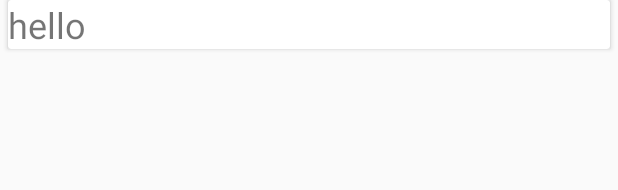
After one commit to dmepty/ChatAndroid, an Android app: the layout item_message.xml on its own in the app's theme, with its tools: preview values and no code run, on a phone screen of 412 x 824 dp. The commit adds this screen. Shown: the top 190 px of the screen. Run offline under Robolectric (Android 15) with nearby library versions, the phone set to English and light mode, and no system bars.

Commit message:
change interface

```diff
--- a/app/build.gradle
+++ b/app/build.gradle
@@ -19,13 +19,15 @@ android {
 }
 
 dependencies {
-    implementation fileTree(dir: 'libs', include: ['*.jar'])
+    implementation fileTree(include: ['*.jar'], dir: 'libs')
     implementation 'com.android.support:appcompat-v7:27.1.1'
     implementation 'com.android.support.constraint:constraint-layout:1.1.0'
     implementation 'com.google.firebase:firebase-database:11.8.0'
     testImplementation 'junit:junit:4.12'
     androidTestImplementation 'com.android.support.test:runner:1.0.2'
     androidTestImplementation 'com.android.support.test.espresso:espresso-core:3.0.2'
+    implementation 'com.android.support:recyclerview-v7:27.1.1'
+    implementation 'com.android.support:cardview-v7:27.1.1'
 }
 
 apply plugin: 'com.google.gms.google-services'
--- /dev/null
+++ b/app/src/main/res/layout/item_message.xml
@@ -0,0 +1,21 @@
+<?xml version="1.0" encoding="utf-8"?>
+<android.support.constraint.ConstraintLayout xmlns:android="http://schemas.android.com/apk/res/android"
+    android:layout_width="match_parent"
+    android:layout_height="match_parent">
+
+    <android.support.v7.widget.CardView
+        android:layout_width="match_parent"
+        android:layout_height="wrap_content"
+        android:layout_margin="5dp"
+        android:padding="4dp">
+
+        <TextView
+            android:id="@+id/message_item"
+            android:layout_width="match_parent"
+            android:layout_height="wrap_content"
+            android:text="hello"
+            android:textSize="24dp" />
+
+    </android.support.v7.widget.CardView>
+
+</android.support.constraint.ConstraintLayout>
--- a/app/src/main/res/values/strings.xml
+++ b/app/src/main/res/values/strings.xml
@@ -1,3 +1,5 @@
 <resources>
     <string name="app_name">Chat</string>
+    <string name="send_button_name">Отправить</string>
+    <string name="edit_text_input_hint">Введите сообщение</string>
 </resources>
```
Also changed, not shown: app/src/main/java/com/dmepty/chat/MainActivity.java (+0 -26 lines), app/src/main/res/layout/activity_main.xml (+28 -7 lines).
